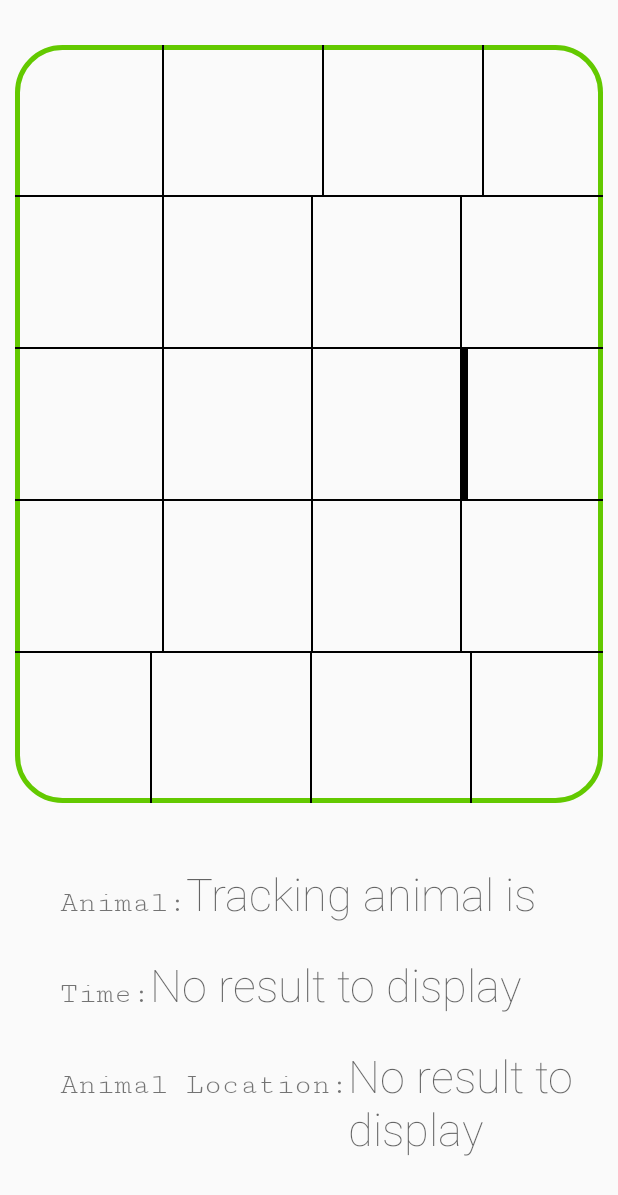
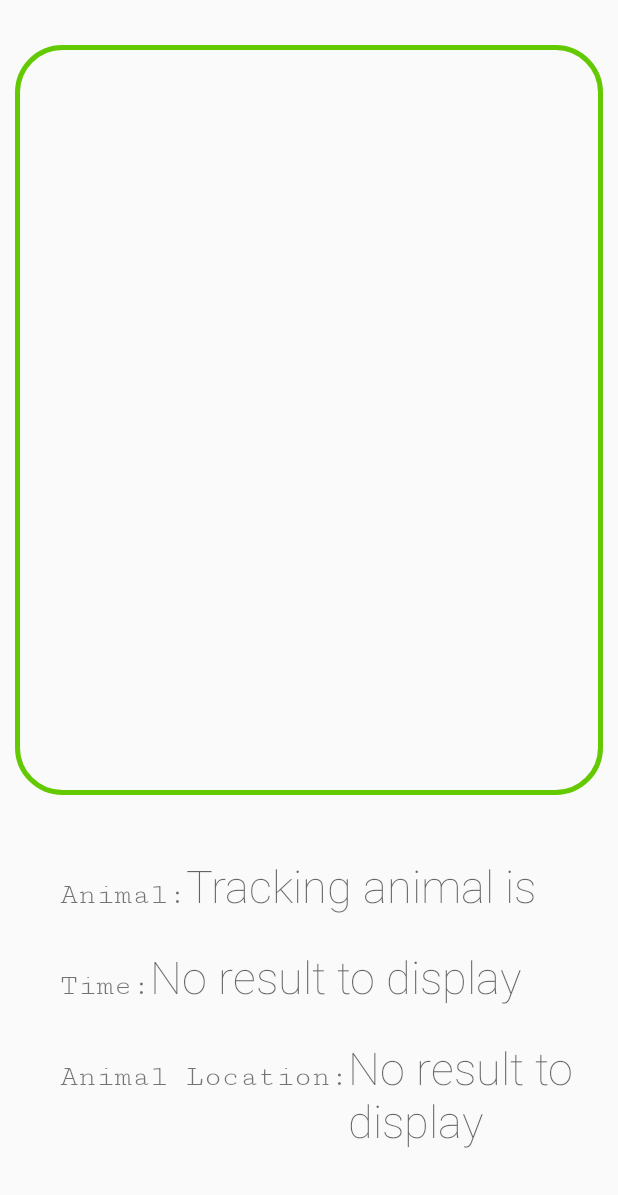
Before and after one commit to beejr/RealTrack, an Android app: the layout activity_tracking.xml on its own in the app's theme, with its tools: preview values and no code run, on a phone screen of 412 x 824 dp. Shown: the top 1195 px of the screen. Run offline under Robolectric (Android 15) with nearby library versions, the phone set to English and light mode, and no system bars.

Commit message:
tracking icon set

```diff
--- a/app/src/main/java/com/axersolutions/drbrains/myapplication/MyListAdapter.java
+++ b/app/src/main/java/com/axersolutions/drbrains/myapplication/MyListAdapter.java
@@ -56,6 +56,11 @@ public class MyListAdapter extends ArrayAdapter<AnimalData> {
         animal_name.setText(animalData.getAnimal_name());
         animal_status.setText(animalData.getCurrent_status());
 
+        String animalname;
+        animalname = animalData.getAnimal_name().toLowerCase();
+        final int resourceIdone = context.getResources().getIdentifier(animalname, "drawable", context.getPackageName());
+
+
         view.setOnClickListener(new View.OnClickListener() {
             @Override
             public void onClick(View view) {
@@ -64,6 +69,7 @@ public class MyListAdapter extends ArrayAdapter<AnimalData> {
 
 //                view.setAnimation(AnimationUtils.makeInAnimation(context,true));
                   tracking_intent.putExtra("pos",position);
+                  tracking_intent.putExtra("animal",resourceIdone);
                   context.startActivity(tracking_intent);
             }
         });
--- a/app/src/main/java/com/axersolutions/drbrains/myapplication/SplashActivity.java
+++ b/app/src/main/java/com/axersolutions/drbrains/myapplication/SplashActivity.java
@@ -91,7 +91,7 @@ public class SplashActivity extends AppCompatActivity {
             @Override
             public void onDataChange(@NonNull DataSnapshot dataSnapshot) {
 
-                animal_list = new ArrayList<>();
+               // animal_list = new ArrayList<>();
                 animal_list_one = new ArrayList<>();
                 //animal_list_two = new ArrayList<>();
 
@@ -137,7 +137,7 @@ public class SplashActivity extends AppCompatActivity {
             @Override
             public void onDataChange(@NonNull DataSnapshot dataSnapshot) {
 
-                animal_list = new ArrayList<>();
+                //animal_list = new ArrayList<>();
                 animal_list_two = new ArrayList<>();
 /*
                 animal_list_one = new ArrayList<>();
--- a/app/src/main/res/layout/activity_tracking.xml
+++ b/app/src/main/res/layout/activity_tracking.xml
@@ -37,11 +37,6 @@
 
            </LinearLayout>
 
-        <View
-            android:layout_width="1dp"
-            android:layout_height="100dp"
-            android:background="@android:color/black" />
-
 
         <LinearLayout
             android:layout_width="105dp"
@@ -51,10 +46,7 @@
             android:gravity="center">
         </LinearLayout>
 
-        <View
-            android:layout_width="1dp"
-            android:layout_height="100dp"
-            android:background="@android:color/black" />
+
 
         <LinearLayout
             android:layout_width="105dp"
@@ -64,10 +56,6 @@
             android:gravity="center">
         </LinearLayout>
 
-        <View
-            android:layout_width="1dp"
-            android:layout_height="100dp"
-            android:background="@android:color/black" />
 
         <LinearLayout
             android:layout_width="105dp"
@@ -77,10 +65,7 @@
             android:gravity="center">
         </LinearLayout>
 
-        <View
-            android:layout_width="1dp"
-            android:layout_height="100dp"
-            android:background="@android:color/black" />
+
 
 
 
@@ -89,10 +74,6 @@
     </LinearLayout>
  <!--First Row!-->
 
-    <View
-        android:layout_width="match_parent"
-        android:layout_height="1dp"
-        android:background="@android:color/black" />
 
      <!--Second Row!-->
     <LinearLayout
@@ -108,10 +89,7 @@
             android:orientation="horizontal">
         </LinearLayout>
 
-        <View
-            android:layout_width="1dp"
-            android:layout_height="100dp"
-            android:background="@android:color/black" />
+
 
         <LinearLayout
             android:layout_width="98dp"
@@ -121,10 +99,6 @@
         </LinearLayout>
 
 
-        <View
-            android:layout_width="1dp"
-            android:layout_height="100dp"
-            android:background="@android:color/black" />
 
 
         <LinearLayout
@@ -134,10 +108,6 @@
             android:orientation="horizontal">
         </LinearLayout>
 
-        <View
-            android:layout_width="1dp"
-            android:layout_height="100dp"
-            android:background="@android:color/black" />
 
         <LinearLayout
             android:layout_width="98dp"
@@ -159,10 +129,7 @@
     </LinearLayout>
      <!--Second Row!-->
 
-     <View
-        android:layout_width="match_parent"
-        android:layout_height="1dp"
-        android:background="@android:color/black" />
+
 
    <!--  Third Row!-->
     <LinearLayout
@@ -178,10 +145,7 @@
             android:orientation="horizontal">
         </LinearLayout>
 
-        <View
-            android:layout_width="1dp"
-            android:layout_height="100dp"
-            android:background="@android:color/black" />
+
 
         <LinearLayout
             android:layout_width="98dp"
@@ -190,10 +154,6 @@
             android:orientation="horizontal">
         </LinearLayout>
 
-        <View
-            android:layout_width="1dp"
-            android:layout_height="100dp"
-            android:background="@android:color/black" />
 
         <LinearLayout
             android:layout_width="98dp"
@@ -202,10 +162,7 @@
             android:orientation="horizontal">
         </LinearLayout>
 
-        <View
-            android:layout_width="1dp"
-            android:layout_height="100dp"
-            android:background="@android:color/black" />
+
 
         <LinearLayout
             android:layout_width="wrap_content"
@@ -222,10 +179,6 @@
             android:orientation="horizontal">
         </LinearLayout>
 
-        <View
-            android:layout_width="1dp"
-            android:layout_height="100dp"
-            android:background="@android:color/black" />
 
         <LinearLayout
             android:layout_width="wrap_content"
@@ -235,10 +188,7 @@
         </LinearLayout>
 
 
-        <View
-            android:layout_width="1dp"
-            android:layout_height="100dp"
-            android:background="@android:color/black" />
+
 
 
         <LinearLayout
@@ -248,10 +198,6 @@
             android:orientation="horizontal">
         </LinearLayout>
 
-        <View
-            android:layout_width="1dp"
-            android:layout_height="100dp"
-            android:background="@android:color/black" />
 
         <LinearLayout
             android:layout_width="wrap_content"
@@ -267,10 +213,7 @@
     </LinearLayout>
      <!--  Third Row!-->
 
-    <View
-        android:layout_width="match_parent"
-        android:layout_height="1dp"
-        android:background="@android:color/black" />
+
 
      <!--Forth Row!-->
          <LinearLayout
@@ -286,10 +229,6 @@
             android:orientation="horizontal">
         </LinearLayout>
 
-        <View
-            android:layout_width="1dp"
-            android:layout_height="100dp"
-            android:background="@android:color/black" />
 
         <LinearLayout
             android:layout_width="98dp"
@@ -298,10 +237,6 @@
             android:orientation="horizontal">
         </LinearLayout>
 
-        <View
-            android:layout_width="1dp"
-            android:layout_height="100dp"
-            android:background="@android:color/black" />
 
         <LinearLayout
             android:layout_width="98dp"
@@ -311,10 +246,6 @@
         </LinearLayout>
 
 
-        <View
-            android:layout_width="1dp"
-            android:layout_height="100dp"
-            android:background="@android:color/black" />
 
 
         <LinearLayout
@@ -326,10 +257,6 @@
     </LinearLayout>
      <!--Forth Row!-->
 
-    <View
-        android:layout_width="match_parent"
-        android:layout_height="1dp"
-        android:background="@android:color/black" />
 
      <!--Fifth Row!-->
     <LinearLayout
@@ -344,10 +271,6 @@
             android:orientation="horizontal">
         </LinearLayout>
 
-        <View
-            android:layout_width="1dp"
-            android:layout_height="100dp"
-            android:background="@android:color/black" />
 
         <LinearLayout
             android:layout_width="105dp"
@@ -357,10 +280,7 @@
         </LinearLayout>
 
 
-        <View
-            android:layout_width="1dp"
-            android:layout_height="100dp"
-            android:background="@android:color/black" />
+
 
 
         <LinearLayout
@@ -370,10 +290,7 @@
             android:orientation="horizontal">
         </LinearLayout>
 
-        <View
-            android:layout_width="1dp"
-            android:layout_height="100dp"
-            android:background="@android:color/black" />
+
 
         <LinearLayout
             android:layout_width="105dp"
```
Also changed, not shown: app/src/main/java/com/axersolutions/drbrains/myapplication/Tracking.java (+55 -21 lines).
